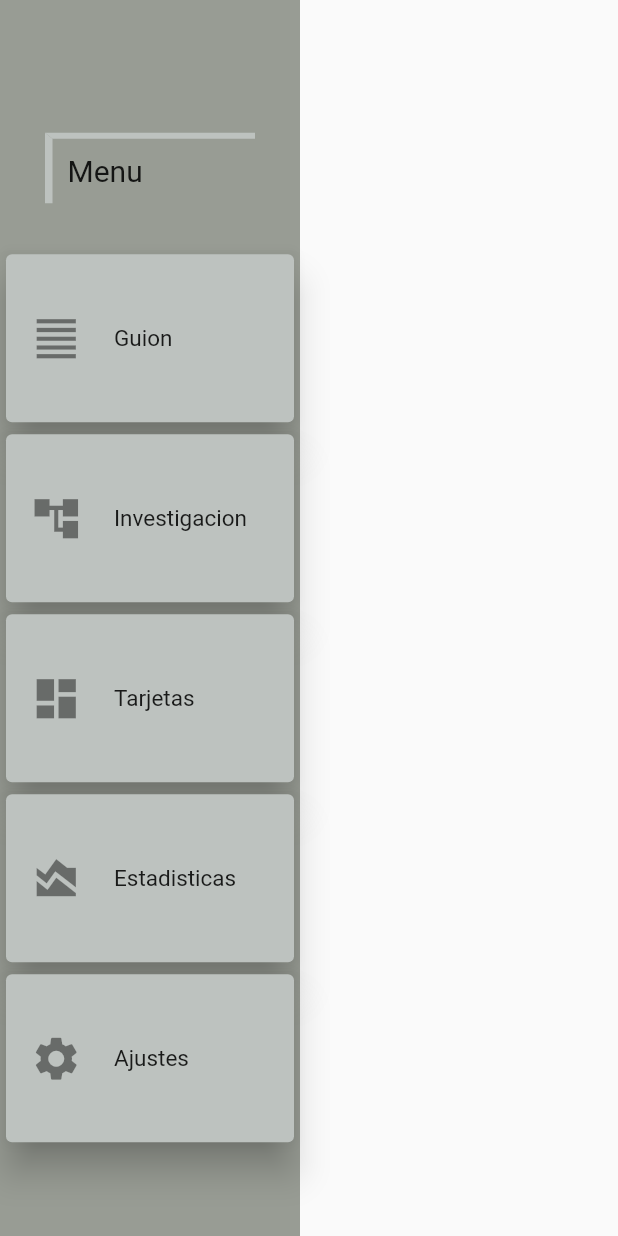
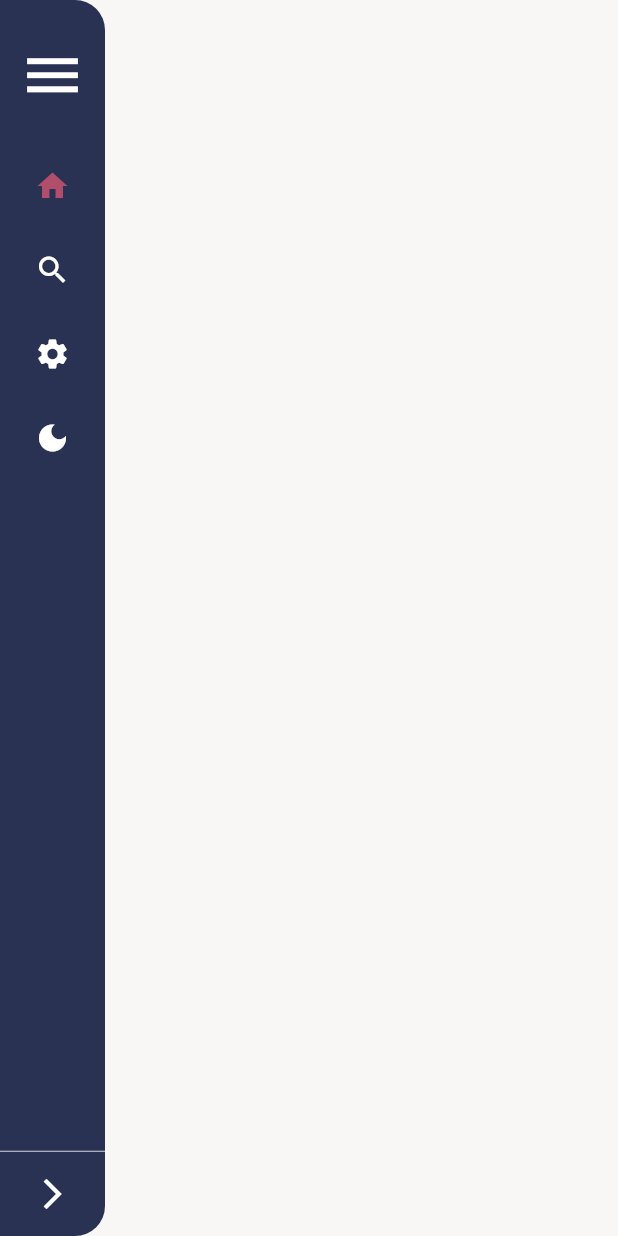
Before and after one commit to aleortbas/seriouScript, a Flutter app: the screen it shows after launch, after a tap on "Crear un nuevo proyecto", on a phone screen of 412 x 824 dp. Run offline on Flutter 3.47's test engine with Material 2 defaults, Android fonts, the phone set to English and light mode, and no system bars; drawn by our look-alikes of sidebarx; our stand-ins replace file_picker; missing offline and left inert: desktop_window, open_file_plus.

Commit message:
sidebar menu ini

```diff
--- a/lib/screens/script_investigation.dart
+++ b/lib/screens/script_investigation.dart
@@ -1,56 +1,29 @@
 import 'package:flutter/material.dart';
+import 'package:sidebarx/sidebarx.dart';
 import 'package:script_games_serious/widgets/customAppBarr.dart';
 import 'package:script_games_serious/widgets/side_menu_tools.dart';
-import 'package:script_games_serious/widgets/side_menu.dart';
 
 class SeconPAge extends StatelessWidget {
   const SeconPAge({Key? key}) : super(key: key);
 
   @override
   Widget build(BuildContext context) {
-    return Scaffold(
-      body: Column(
-        children: [
-          Expanded(
-            child: Row(
-              children: [
-                tools(),
-                Container(
-                  margin: const EdgeInsets.only(left: 20.0, right: 20.0),
-                  child: Column(
-                    children: [
-                      SizedBox(height: 10),
-                      SizedBox(height: 10),
-                    ],
-                  ),
-                )
-              ],
-            )
-            )
-        ],
-      ),
+    return Container(
+      child: MyApp(),
     );
   }
 }
 
-
-class menu extends StatelessWidget {
-  const menu({Key? key}) : super(key: key);
+class textArea extends StatefulWidget {
+  const textArea({Key? key}) : super(key: key);
 
   @override
+  State<textArea> createState() => _textAreaState();
+}
+
+class _textAreaState extends State<textArea> {
+  @override
   Widget build(BuildContext context) {
-    return Scaffold(
-      body: Column(
-        children: [
-          Expanded(
-            child: Row(
-              children: [
-                SideMenu()
-              ]
-            )
-          )
-        ]
-      ),
-    );
+    return Container();
   }
 }
--- a/lib/widgets/side_menu_tools.dart
+++ b/lib/widgets/side_menu_tools.dart
@@ -1,81 +1,78 @@
-import 'dart:convert';
 import 'package:flutter/material.dart';
-import 'package:flutter/services.dart';
-import 'package:script_games_serious/models/testJson.dart';
+import 'package:sidebarx/sidebarx.dart';
+
+void main() {
+  runApp(const MyApp());
+}
+const primaryColor = Color.fromRGBO(176, 78, 107, 1);
+const canvasColor = Color.fromRGBO(42, 50, 84, 1);
+const scaffoldBackgroundColor = Color.fromRGBO(248, 247, 246, 1);
+
+class MyApp extends StatelessWidget {
+  const MyApp({Key? key}) : super(key: key);
+
+  // This widget is the root of your application.
+  @override
+  Widget build(BuildContext context) {
+    return MaterialApp(
+      theme: ThemeData(
+        primaryColor: primaryColor,
+        canvasColor: canvasColor,
+        scaffoldBackgroundColor: scaffoldBackgroundColor,
+        textTheme: const TextTheme(
+          headlineSmall: TextStyle(
+            color: Colors.white,
+            fontSize: 46,
+            fontWeight: FontWeight.w800,
+          ),
+        ),
+      ),
+      home: SideBarXExample(),
+    );
+  }
+}
 
 
-class tools extends StatelessWidget {
-
-//  final List<projects> tracks;
-
-  const tools({
-    Key? key,
-    //required this.tracks,
-  }) : super(key: key);
-
+class SideBarXExample extends StatelessWidget {
   @override
   Widget build(BuildContext context) {
-    return Container(
-      height: double.infinity,
-      width: 200.0,
-      color: Color.fromRGBO(152, 156, 148, 1),
-      child: Column(
-        mainAxisAlignment: MainAxisAlignment.center,
-        crossAxisAlignment: CrossAxisAlignment.center,
-        children: <Widget> [
-          Title(color: Colors.black, child:
-           Container(
-            width: double.infinity,
-            margin: const EdgeInsets.all(30.0),
-            padding: const EdgeInsets.all(10.0),
-            decoration: BoxDecoration(border: Border(
-              left: BorderSide(color: Color.fromRGBO(189, 194, 191, 1), width: 5),
-              top: BorderSide(color: Color.fromRGBO(189, 194, 191, 1), width: 4),
+    return Scaffold(
+      body: Row(
+        children: [
+          SidebarX(
+            controller: SidebarXController(selectedIndex: 0),
+            theme: const SidebarXTheme(
+              decoration: BoxDecoration(
+                color: canvasColor,
+                borderRadius: BorderRadius.only(topRight: Radius.circular(20), bottomRight: Radius.circular(20))
               ),
+              iconTheme: IconThemeData(
+                color: Color.fromRGBO(255, 255, 255, 1),
               ),
-             child: Text('Menu', style: TextStyle(fontSize: 20),),
-             )
-             ),
-          _toolsIconTab(iconData: Icons.format_align_justify, title: 'Guion', onTap: (){}  ),
-          _toolsIconTab(iconData: Icons.account_tree, title: 'Investigacion', onTap: (){}  ),
-          _toolsIconTab(iconData: Icons.dashboard, title: 'Tarjetas', onTap: (){}  ),
-          _toolsIconTab(iconData: Icons.area_chart, title: 'Estadisticas', onTap: (){}  ),
-          _toolsIconTab(iconData: Icons.settings, title: 'Ajustes',   onTap: (){}  ),
-      ]
+              selectedTextStyle: const TextStyle(color: primaryColor),
+            ),
+            extendedTheme: const SidebarXTheme(
+              width: 150
+            ),
+
+            footerDivider: Divider(color:  Colors.white.withOpacity(0.8), height: 1),
+              headerBuilder: (context,extended){
+              return const  SizedBox(
+                height: 100,
+                child: Icon(Icons.menu,size: 45,color: Colors.white,),
+              );
+            },
+
+            items: const [
+              SidebarXItem(icon: Icons.home, label: 'Home',),
+              SidebarXItem(icon: Icons.search, label: 'Search'),
+              SidebarXItem(icon: Icons.settings, label: 'Setting'),
+              SidebarXItem(icon: Icons.dark_mode, label: 'Light/Dark Mode'),
+            ],
+          ),
+          // Your app screen body
+        ],
       ),
     );
   }
 }
-
-class _toolsIconTab extends StatelessWidget {
-
-  final IconData iconData;
-  final String title;
-  final VoidCallback onTap;
-
-  const _toolsIconTab({
-    Key? key,
-    required this.iconData,
-    required this.title,
-    required this.onTap,
-  }) : super(key: key);
-
-  @override
-  Widget build(BuildContext context) {
-    return Container(
-      height: 120,
-      child:
-          Card(
-            elevation: 10,
-            color: Color.fromRGBO(189, 194, 191, 1),
-                child:Center(
-                  child: ListTile(
-                  leading: Icon(iconData, size: 35,),
-                  title: Text(title, style: TextStyle(fontSize: 15, /*fontWeight: FontWeight.bold*/),),
-
-                ),
-                )
-          )
-    );
-  }
-}
--- a/pubspec.yaml
+++ b/pubspec.yaml
@@ -17,6 +17,7 @@ dependencies:
   file_picker: ^5.2.2
   open_file_plus: ^3.3.0
   syncfusion_flutter_pdfviewer: ^20.3.56
+  sidebarx: ^0.14.0
 
 dev_dependencies:
   flutter_test:
```
Also changed, not shown: pubspec.lock.
